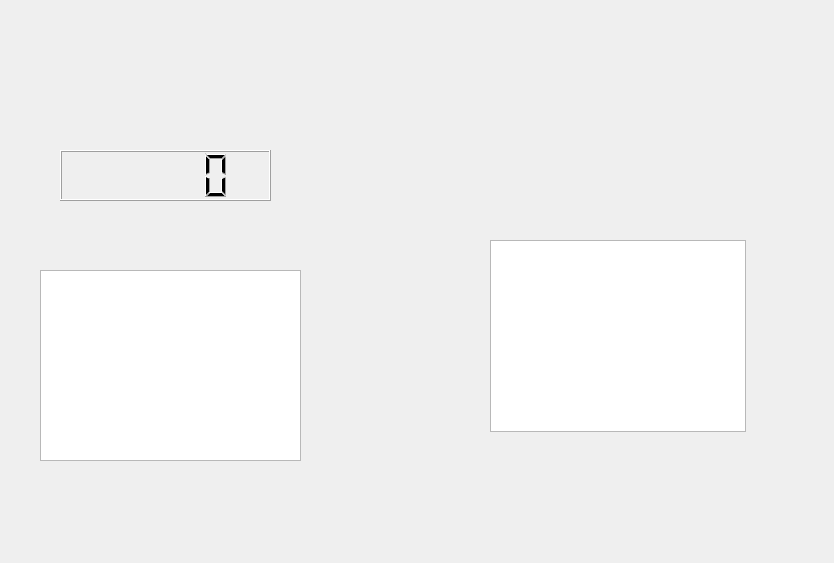
Before: the Qt Designer form Matlab_C++/ShowRes/cshowdata.ui in cremyos/MyPostgrade, drawn with Qt 5.
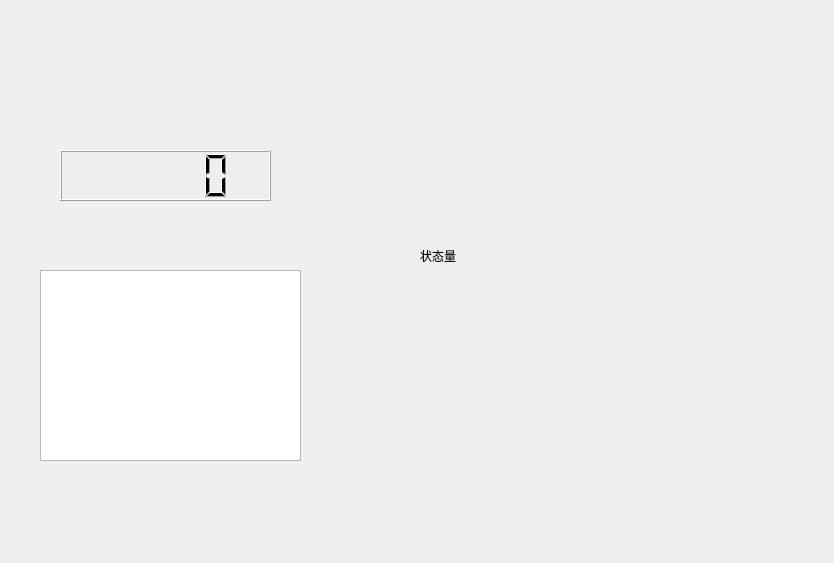
After: the same form once the commit is applied. Custom widgets are drawn as their Qt base class.

Diff of the .ui file:
```diff
--- a/Matlab_C++/ShowRes/cshowdata.ui
+++ b/Matlab_C++/ShowRes/cshowdata.ui
@@ -72,16 +72,6 @@
     <string/>
    </property>
   </widget>
-  <widget class="QTextBrowser" name="textBrowser_2">
-   <property name="geometry">
-    <rect>
-     <x>490</x>
-     <y>240</y>
-     <width>256</width>
-     <height>192</height>
-    </rect>
-   </property>
-  </widget>
   <widget class="QCustomPlot" name="widget" native="true">
    <property name="geometry">
     <rect>
@@ -92,6 +82,19 @@
     </rect>
    </property>
   </widget>
+  <widget class="QLabel" name="label">
+   <property name="geometry">
+    <rect>
+     <x>420</x>
+     <y>240</y>
+     <width>71</width>
+     <height>31</height>
+    </rect>
+   </property>
+   <property name="text">
+    <string>状态量</string>
+   </property>
+  </widget>
  </widget>
  <layoutdefault spacing="6" margin="11"/>
  <customwidgets>
```
